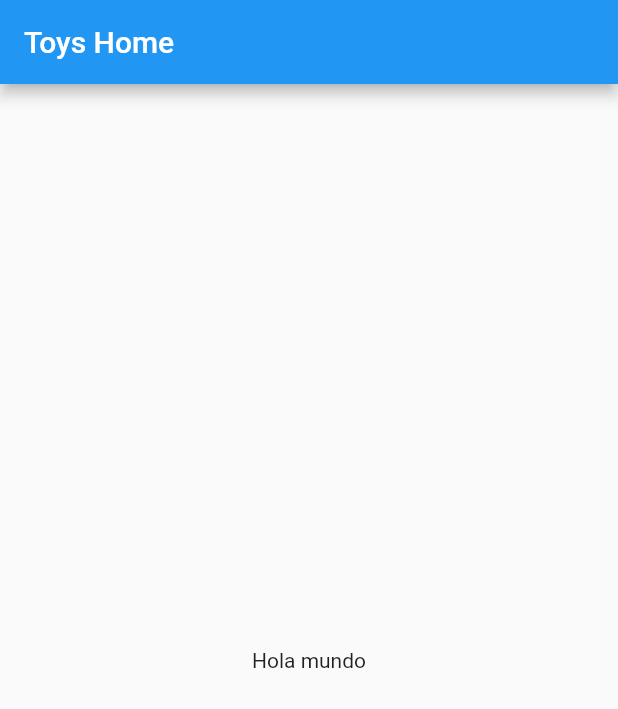
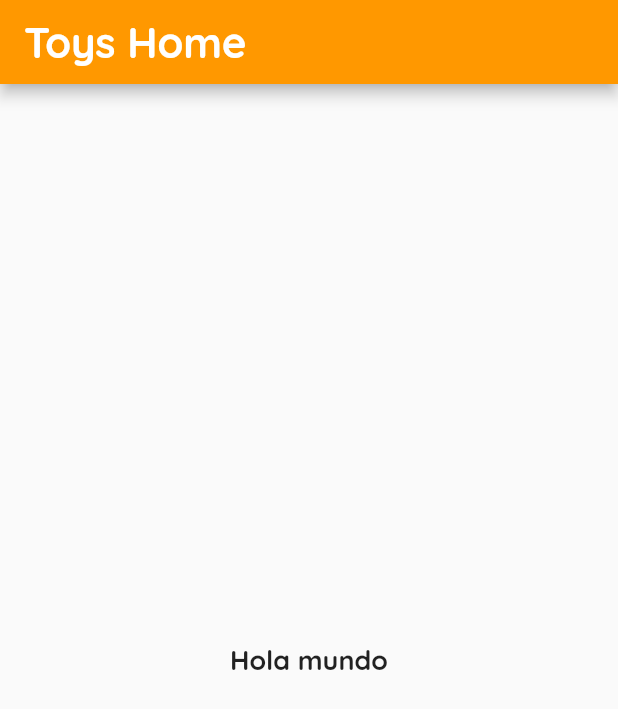
Before and after one commit to sebaslogen/toys_demo, a Flutter app: the screen it shows after launch, on a phone screen of 412 x 824 dp. Shown: the top 709 px of the screen. Run offline on Flutter 3.47's test engine with Material 2 defaults, Android fonts, the light colour scheme and no system bars.

Commit message:
1-basic-widgets: Add theme and use it in title

```diff
--- a/lib/home/ToysHomePage.dart
+++ b/lib/home/ToysHomePage.dart
@@ -8,6 +8,10 @@ class ToysHomePage extends StatelessWidget {
         appBar: AppBar(
           title: Text("Toys Home"),
         ),
-        body: Center(child: Text("Hola mundo")));
+        body: Center(
+            child: Text(
+          "Hola mundo",
+          style: Theme.of(context).textTheme.title,
+        )));
   }
 }
--- a/lib/main.dart
+++ b/lib/main.dart
@@ -10,17 +10,21 @@ class MyApp extends StatelessWidget {
     return MaterialApp(
       title: 'Flutter Demo',
       theme: ThemeData(
-        // This is the theme of your application.
-        //
-        // Try running your application with "flutter run". You'll see the
-        // application has a blue toolbar. Then, without quitting the app, try
-        // changing the primarySwatch below to Colors.green and then invoke
-        // "hot reload" (press "r" in the console where you ran "flutter run",
-        // or simply save your changes to "hot reload" in a Flutter IDE).
-        // Notice that the counter didn't reset back to zero; the application
-        // is not restarted.
-        primarySwatch: Colors.blue,
-      ),
+          primarySwatch: Colors.orange,
+          accentColor: Colors.orangeAccent,
+          fontFamily: 'Quicksand',
+          textTheme: ThemeData.light().textTheme.copyWith(
+              title: const TextStyle(
+                  fontFamily: 'Quicksand',
+                  fontSize: 18,
+                  fontWeight: FontWeight.bold),
+              button: TextStyle(color: Colors.white)),
+          appBarTheme: AppBarTheme(
+              textTheme: ThemeData.light().textTheme.copyWith(
+                  title: const TextStyle(
+                      fontFamily: 'Quicksand',
+                      fontSize: 28,
+                      fontWeight: FontWeight.bold)))),
       home: ToysHomePage(),
     );
   }
```
